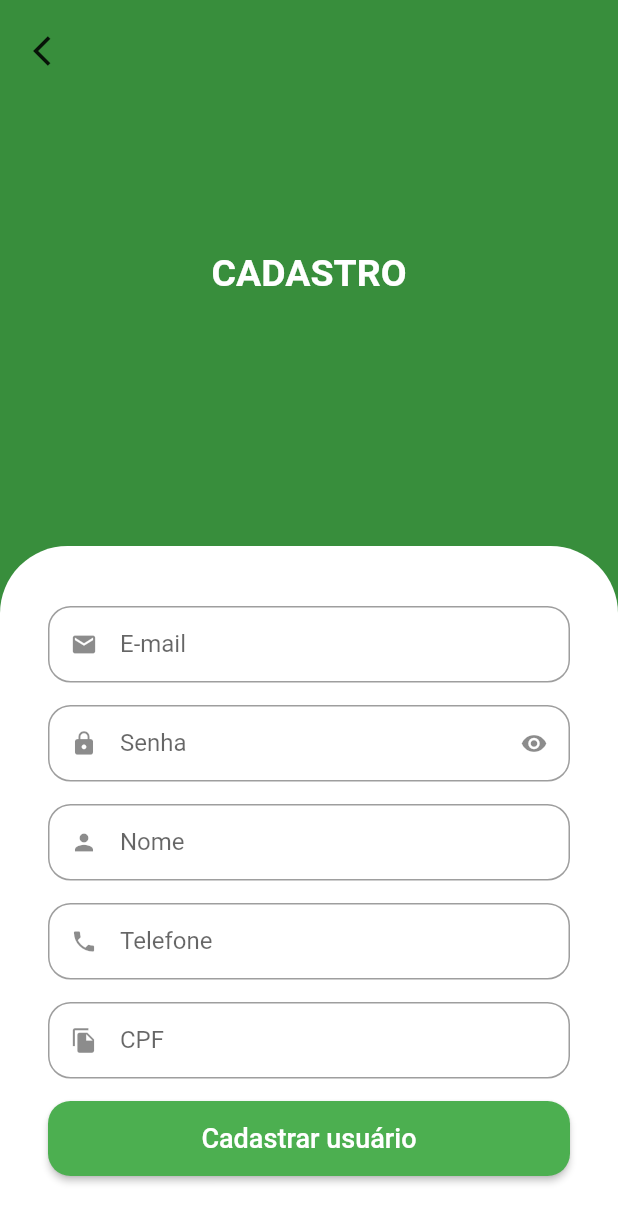
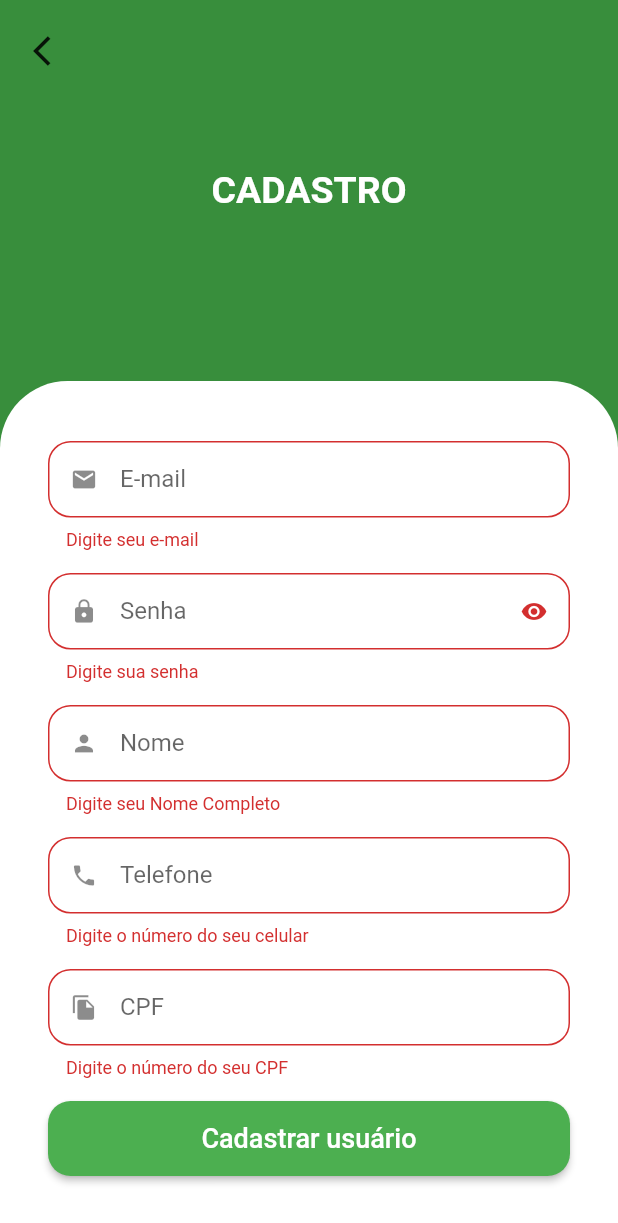
Before and after one commit to Alexsantossp71/quitanda, a Flutter app: the SingUpScreen screen opened by its route, after a tap on "Cadastrar usuário", on a phone screen of 412 x 824 dp. Shown: the top 1223 px of the screen. Run offline on Flutter 3.47's test engine with Material 2 defaults, Android fonts, the phone set to English and light mode, and no system bars; our stand-ins replace animated_text_kit, badges, dio, flutter_secure_storage, fluttertoast, freezed_annotation and 4 more; missing offline and left inert: add_to_cart_animation; accounts and stored records are empty.

Commit message:
com cadastro com erro no login  ainda precisa verificar

```diff
--- a/lib/src/constants/endpoints.dart
+++ b/lib/src/constants/endpoints.dart
@@ -2,6 +2,6 @@ const String baseUrl = 'https://parseapi.back4app.com/functions';
 
 abstract class EndPoints {
   static const String signin = '$baseUrl/login';
-  static const String signup = '$baseUrl/singup';
+  static const String signup = '$baseUrl/signup';
   static const String validadeToken = '$baseUrl/validate-token';
 }
--- a/lib/src/pages/auth/repositories/auth_errors.dart
+++ b/lib/src/pages/auth/repositories/auth_errors.dart
@@ -4,6 +4,13 @@ String authErrorString(String? code) {
       return 'E-mail e/ou senha inválidos';
     case 'Invalid session token':
       return 'Token inválido';
+    case 'INVALID_FULLNAME':
+      return 'Ocorreu um erro ao cadastrar usuário : Nome inválido';
+    case 'INVALID_PHONE':
+      return 'Ocorreu um erro ao cadastrar usuário : Número de telefone inválido';
+    case 'INVALID_CPF':
+      return 'Ocorreu um erro ao cadastrar usuário : CPF inválido';
+
     default:
       return 'Um erro indefinido ocorreu';
   }
--- a/lib/src/pages/auth/view/singUpScreen.dart
+++ b/lib/src/pages/auth/view/singUpScreen.dart
@@ -1,7 +1,10 @@
 // ignore_for_file: file_names
 
 import 'package:flutter/material.dart';
+import 'package:get/get.dart';
+import 'package:greengrocery/src/pages/auth/controller/auth_controller.dart';
 import 'package:greengrocery/src/pages/comom_widgets/custom_text_field.dart';
+import 'package:greengrocery/src/services/validators.dart';
 
 import 'package:mask_text_input_formatter/mask_text_input_formatter.dart';
 
@@ -16,6 +19,9 @@ class SingUpScreen extends StatelessWidget {
     mask: '(##)#####-####',
     filter: {'#': RegExp(r'[0-9]')},
   );
+
+  final _formKey = GlobalKey<FormState>();
+  final authController = Get.find<AuthController>();
 
   @override
   Widget build(BuildContext context) {
@@ -40,8 +46,10 @@ class SingUpScreen extends StatelessWidget {
                       icon: const Icon(Icons.arrow_back_ios)),
                 ),
               ),
-              Column(children: [
-                Expanded(
+              Form(
+                key: _formKey,
+                child: Column(children: [
+                  const Expanded(
                     child: Center(
                       child: Expanded(
                         child: Center(
@@ -60,8 +68,8 @@ class SingUpScreen extends StatelessWidget {
                   // formulário
 
                   Container(
-                  padding:
-                      const EdgeInsets.symmetric(vertical: 40, horizontal: 32),
+                    padding: const EdgeInsets.symmetric(
+                        vertical: 40, horizontal: 32),
                     decoration: const BoxDecoration(
                       color: Colors.white,
                       borderRadius:
@@ -73,43 +81,81 @@ class SingUpScreen extends StatelessWidget {
                         CustomTextField(
                           label: 'E-mail',
                           icon: Icons.email,
+                          textInputType: TextInputType.emailAddress,
+                          validator: emailValidator,
+                          onSaved: (value) {
+                            authController.user.email = value;
+                          },
                         ),
                         CustomTextField(
                           label: 'Senha',
                           icon: Icons.lock,
+                          validator: passwordValidator,
                           isSecret: true,
+                          onSaved: (value) {
+                            authController.user.password = value;
+                          },
                         ),
                         CustomTextField(
                           label: 'Nome',
                           icon: Icons.person,
+                          validator: nameValidator,
+                          onSaved: (value) {
+                            authController.user.name = value;
+                          },
                         ),
                         CustomTextField(
                             label: 'Telefone',
                             icon: Icons.phone,
+                            textInputType: TextInputType.phone,
+                            validator: phoneValidator,
+                            onSaved: (value) {
+                              authController.user.phone = value;
+                            },
                             inputFormatters: [telefoneFormatter]),
                         CustomTextField(
                           label: 'CPF',
                           icon: Icons.file_copy,
+                          textInputType: TextInputType.number,
+                          validator: cpfValidator,
+                          onSaved: (value) {
+                            authController.user.cpf = value;
+                          },
                           inputFormatters: [cpfFormatter],
                         ),
                         SizedBox(
                           height: 50,
-                        child: ElevatedButton(
+                          child: Obx(() {
+                            return ElevatedButton(
                               style: ElevatedButton.styleFrom(
                                   shape: RoundedRectangleBorder(
                                 borderRadius: BorderRadius.circular(15),
                               )),
-                          onPressed: () {},
-                          child: const Text(
+                              onPressed: authController.isLoading.value
+                                  ? null
+                                  : () {
+                                      if (_formKey.currentState!.validate()) {
+                                        _formKey.currentState!.save();
+                                        authController.signUp();
+                                      }
+                                    },
+                              child: authController.isLoading.value
+                                  ? const CircularProgressIndicator(
+                                      // color: Colors.white,
+                                      )
+                                  : const Text(
                                       'Cadastrar usuário',
-                            style: TextStyle(fontSize: 18, color: Colors.white),
+                                      style: TextStyle(
+                                          fontSize: 18, color: Colors.white),
                                     ),
-                        ),
+                            );
+                          }),
                         ),
                       ],
                     ),
                   ),
                 ]),
+              ),
             ],
           ),
         ),
--- a/lib/src/pages/comom_widgets/custom_text_field.dart
+++ b/lib/src/pages/comom_widgets/custom_text_field.dart
@@ -9,7 +9,9 @@ class CustomTextField extends StatefulWidget {
   final initialValue;
   final bool readOnly;
   final String? Function(String?)? validator;
+  final void Function(String?)? onSaved;
   final TextEditingController? controller;
+  final TextInputType? textInputType;
 
   CustomTextField({
     Key? key,
@@ -20,6 +22,8 @@ class CustomTextField extends StatefulWidget {
     this.initialValue,
     this.readOnly = false,
     this.validator,
+    this.onSaved,
+    this.textInputType,
     this.controller,
   }) : super(key: key);
 
@@ -47,6 +51,8 @@ class _CustomTextFieldState extends State<CustomTextField> {
         inputFormatters: widget.inputFormatters,
         obscureText: isObscure,
         validator: widget.validator,
+        onSaved: widget.onSaved,
+        keyboardType: widget.textInputType,
         controller: widget.controller,
         decoration: InputDecoration(
           prefixIcon: Icon(widget.icon),
--- /dev/null
+++ b/lib/src/services/validators.dart
@@ -0,0 +1,53 @@
+import 'package:get/get.dart';
+
+String? emailValidator(String? email) {
+  if (email == null || email.isEmpty) {
+    return 'Digite seu e-mail';
+  }
+
+  if (!email.isEmail) return 'Digite um e-mail válido';
+  return null;
+}
+
+String? passwordValidator(String? password) {
+  if (password == null || password.isEmpty) {
+    return 'Digite sua senha';
+  }
+  if (password.length < 7) {
+    return 'Digite uma senha com pelo menos 7 caracteres';
+  }
+  return null;
+}
+
+String? nameValidator(String? name) {
+  if (name == null || name.isEmpty) {
+    return 'Digite seu Nome Completo';
+  }
+  final names = name.split(' ');
+  if (names.length == 1) {
+    return 'Digite seu nome completo';
+  }
+  return null;
+}
+
+String? phoneValidator(String? phone) {
+  if (phone == null || phone.isEmpty) {
+    return 'Digite o número do seu celular';
+  }
+
+  if (!phone.isPhoneNumber || phone.length < 14) {
+    return 'Digite um número de celular válido';
+  }
+
+  return null;
+}
+
+String? cpfValidator(String? cpf) {
+  if (cpf == null || cpf.isEmpty) {
+    return 'Digite o número do seu CPF';
+  }
+
+  if (!cpf.isCpf) return 'Digite um número de CPF válido';
+
+  return null;
+}
```
Also changed, not shown: lib/src/pages/auth/controller/auth_controller.dart (+27 -0 lines), lib/src/pages/auth/repositories/auth_repository.dart (+20 -26 lines), lib/src/pages/profile/profile_page.dart (+6 -1 lines). Lines whose indentation alone changed are shown as unchanged.
